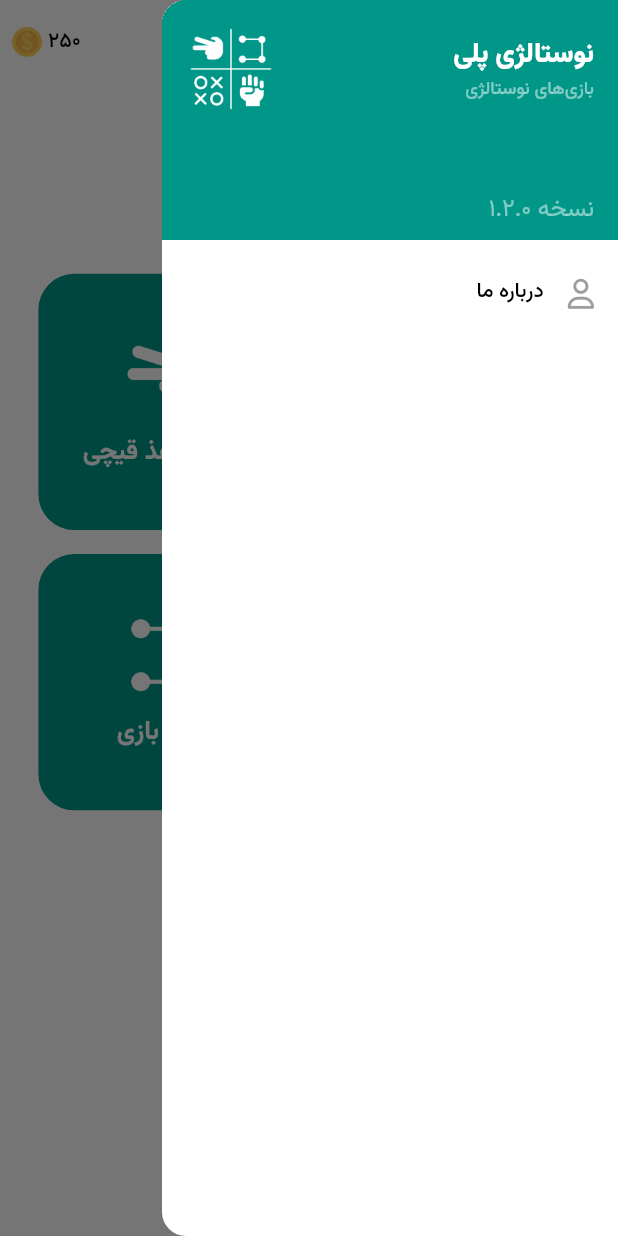
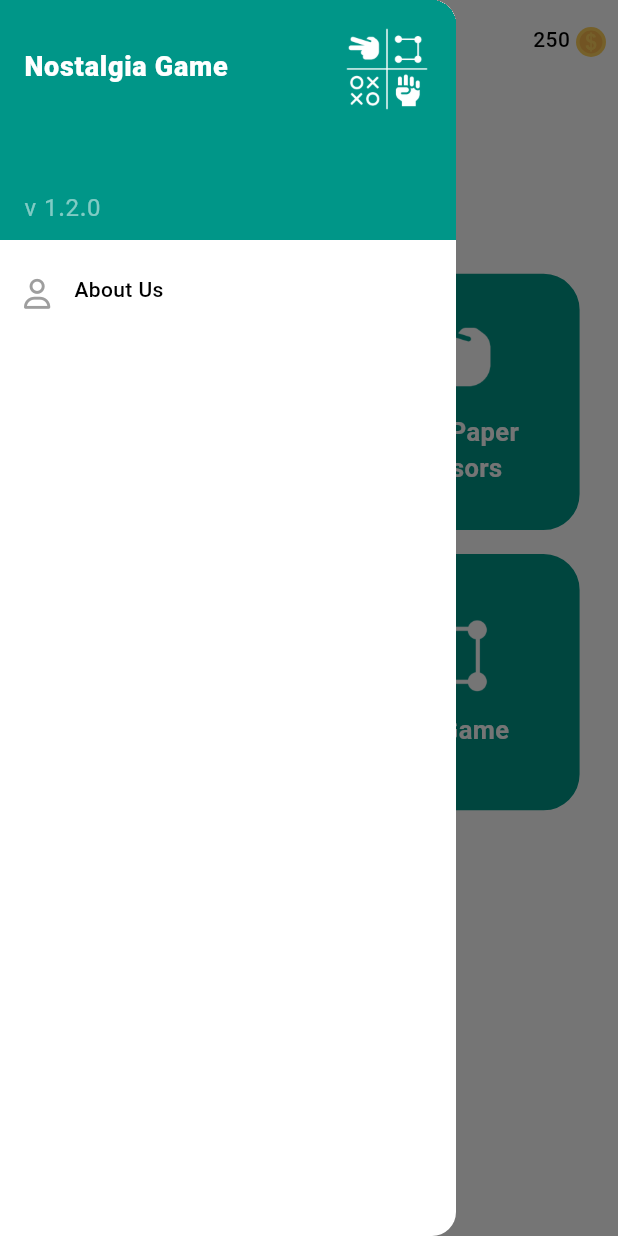
Before and after one commit to misagh1999/Nostalgia-Game, a Flutter app: the screen it shows after launch, with the side drawer open, on a phone screen of 412 x 824 dp. Run offline on Flutter 3.47's test engine with Material 3 defaults, Android fonts, the phone set to English and light mode, and no system bars; our stand-ins replace double_back_to_close_app, flutter_spinkit, flutter_svg, fluttertoast, font_awesome_flutter, get and 3 more; missing offline and left inert: android_intent_plus, shared_preferences_web; accounts and stored records are empty.

Commit message:
translated texts into English

```diff
--- a/lib/controllers/game_controller.dart
+++ b/lib/controllers/game_controller.dart
@@ -10,11 +10,11 @@ import '../routes/app_pages.dart';
 import '../widgets/dialog.dart';
 
 const ROBOT_ID = "99999999";
-const ROBOT_ALIAS = 'ربات';
+const ROBOT_ALIAS = 'Robot';
 
 class GameController extends GetxController {
-  RxString gameTitle = "بازی".obs;
-  RxString gameDescription = "توضیحات این بازی که خوب است.".obs;
+  RxString gameTitle = "Game".obs;
+  RxString gameDescription = "Game Description".obs;
 
   RxBool isFinishedGame = false.obs;
 
@@ -31,11 +31,11 @@ class GameController extends GetxController {
 
     if (homeController.totalScore.value <
         homeController.currentTypeScore.value) {
-      result = 'مجموع امتیاز شما برای بازی کافی نیست';
+      result = 'Your Total score is not enough';
     }
 
     if (aliasTextController.text.trim() == "") {
-      result = 'نام مستعار خود را وارد کنید';
+      result = 'Please enter your name';
     }
 
     return result.obs;
@@ -43,18 +43,18 @@ class GameController extends GetxController {
 
   RxBool isYourTurn = false.obs;
   Rx<Color> yourColor = lightGreyColor!.obs;
-  RxString yourAlias = "شما".obs;
+  RxString yourAlias = "You".obs;
   RxInt yourLive = 3.obs;
 
   RxString yourId = "".obs;
 
   RxBool isRivalTurn = false.obs;
   Rx<Color> rivalColor = lightGreyColor!.obs;
-  RxString rivalAlias = "حریف".obs;
+  RxString rivalAlias = "Rival".obs;
   RxInt rivalLive = 3.obs;
   RxString rivalId = "".obs;
 
-  RxString rivalStatusStr = "حریف شما در حال انتخاب است".obs;
+  RxString rivalStatusStr = "Your rival is selecting".obs;
   RxBool isLoadingRival = false.obs;
 
   late StatelessWidget mainBodyWidget;
@@ -71,10 +71,10 @@ class GameController extends GetxController {
     myGameType = Get.arguments['game'] as MyGameType;
 
     if (myGameType == MyGameType.fillEmpty) {
-      gameTitle.value = 'گل یا پوچ';
+      gameTitle.value = 'Guess Box';
       gameDescription.value = READY_DESC_FE;
     } else if (myGameType == MyGameType.handRock) {
-      gameTitle.value = 'سنگ کاغذ قیچی';
+      gameTitle.value = 'Rock Paper Scissors';
       gameDescription.value = READY_DESC_HAND_ROCK;
     }
 
@@ -88,8 +88,8 @@ class GameController extends GetxController {
 
   onWillPop() {
     showMyDialog(
-        title: 'خروج از بازی',
-        message: 'آیا برای خروج اطمینان دارید؟',
+        title: 'Exit',
+        message: 'Are you sure to exit',
         onCancel: () {
           Get.back();
         },
--- a/lib/main.dart
+++ b/lib/main.dart
@@ -17,16 +17,9 @@ class MyApp extends StatelessWidget {
   @override
   Widget build(BuildContext context) {
     return GetMaterialApp(
-      title: 'گل یا پوچ',
-      localizationsDelegates: [
-        GlobalCupertinoLocalizations.delegate,
-        GlobalMaterialLocalizations.delegate,
-        GlobalWidgetsLocalizations.delegate,
-      ],
+      title: 'Nostalgia Game',
       debugShowCheckedModeBanner: false,
-      supportedLocales: [Locale("en", "US"), Locale("fa", "IR")],
       theme: lightThemeData(context),
-      locale: Locale("fa", "IR"),
       initialRoute: Routes.WELCOME,
       getPages: AppPages.pages,
       defaultTransition: Transition.fadeIn,
--- a/lib/screens/body_game/components/fill_empty_box_widget.dart
+++ b/lib/screens/body_game/components/fill_empty_box_widget.dart
@@ -4,7 +4,6 @@ import 'package:get/get.dart';
 
 import '../../../constants.dart';
 import '../../../controllers/fill_empty_controller.dart';
-import '../../../utils/utils.dart';
 
 class FillEmptyBoxWidget extends StatelessWidget {
   FillEmptyBoxWidget({
@@ -28,8 +27,7 @@ class FillEmptyBoxWidget extends StatelessWidget {
           height: Get.width / 2.75,
           width: Get.width / 2.75,
           decoration: BoxDecoration(
-              color: Colors.grey[200],
-              borderRadius: BorderRadius.circular(24)),
+              color: Colors.grey[200], borderRadius: BorderRadius.circular(24)),
           child: Center(
               child: Column(
             mainAxisAlignment: MainAxisAlignment.center,
@@ -40,7 +38,7 @@ class FillEmptyBoxWidget extends StatelessWidget {
                       ? controller.box1Color.value
                       : controller.box2Color.value),
               Text(
-                replacePersianNum('جعبه ' + boxNumber.toString()),
+                'Box ' + boxNumber.toString(),
                 style: TextStyle(
                     fontFamily: Fonts.Black,
                     fontSize: 20,
--- a/lib/screens/body_game/hand_rock_body.dart
+++ b/lib/screens/body_game/hand_rock_body.dart
@@ -23,7 +23,7 @@ class HandRockBody extends StatelessWidget {
               children: [
                 Spacer(),
                 _buildSelectedOption(
-                    title: 'انتخاب شما',
+                    title: 'Your Turn',
                     color: controller.yourOptionColor.value,
                     icon: controller.yourOptionIcon.value,
                     isSelecting:
@@ -32,7 +32,7 @@ class HandRockBody extends StatelessWidget {
                   flex: 2,
                 ),
                 _buildSelectedOption(
-                    title: 'انتخاب حریف',
+                    title: 'Rival Turn',
                     color: controller.rivalOptionColor.value,
                     icon: controller.rivalOptionIcon.value,
                     isSelecting: controller.rivalStatus.value ==
@@ -44,7 +44,7 @@ class HandRockBody extends StatelessWidget {
               height: 16,
             ),
             Divider(),
-            Text('گزینه خود را انتخاب کنید'),
+            Text('Please Choose Your Option'),
             SizedBox(
               height: 12,
             ),
--- a/lib/screens/home/components/home_button_widget.dart
+++ b/lib/screens/home/components/home_button_widget.dart
@@ -44,6 +44,7 @@ class HomeButtonWidget extends StatelessWidget {
                 ),
                 Text(
                   title,
+                  textAlign: TextAlign.center,
                   style: TextStyle(
                       color: Colors.white,
                       fontFamily: Fonts.Bold,
--- a/lib/screens/home/components/my_drawer.dart
+++ b/lib/screens/home/components/my_drawer.dart
@@ -1,7 +1,6 @@
 import 'package:flutter/material.dart';
 import 'package:font_awesome_flutter/font_awesome_flutter.dart';
 import 'package:get/get.dart';
-import 'package:handy_dandy_app/widgets/dialog.dart';
 
 import '../../../constants.dart';
 import '../../../utils/utils.dart';
@@ -24,18 +23,11 @@ Drawer buildMyDrawer() {
                       crossAxisAlignment: CrossAxisAlignment.start,
                       children: [
                         Text(
-                          'نوستالژی پلی',
+                          'Nostalgia Game',
                           style: TextStyle(
                               color: Colors.white,
                               fontFamily: Fonts.Black,
                               fontSize: 18),
-                        ),
-                        Text(
-                          'بازی‌های نوستالژی',
-                          style: TextStyle(
-                              fontFamily: Fonts.Medium,
-                              fontSize: 12,
-                              color: Colors.white.withOpacity(0.5)),
                         ),
                       ],
                     ),
@@ -52,9 +44,7 @@ Drawer buildMyDrawer() {
                     future: getVersionNumber(),
                     builder: (context, snapshot) {
                       if (snapshot.hasData) {
-                        return Text(
-                            replacePersianNum(
-                                "نسخه " + (snapshot.data as String)),
+                        return Text("v " + (snapshot.data as String),
                             style: TextStyle(
                               color: Colors.white.withOpacity(0.5),
                             ));
@@ -65,16 +55,16 @@ Drawer buildMyDrawer() {
               ],
             )),
         _buildNavMenuItem(
-            title: 'درباره ما',
+            title: 'About Us',
             icon: FontAwesomeIcons.user,
             press: () {
               Get.back();
               Get.defaultDialog(
-                  title: "درباره ما",
-                  middleText: "برنامه‌نویس: محمدحسین میثاق‌پور" +
+                  title: "About Us",
+                  middleText: "Developed by M. Misaghpour" +
                       "\n" +
                       "misagh1999@gmail.com",
-                  textCancel: "بستن",
+                  textCancel: "close",
                   cancelTextColor: primaryColor);
             }),
       ],
--- a/lib/screens/home/home_screen.dart
+++ b/lib/screens/home/home_screen.dart
@@ -1,13 +1,11 @@
 import 'package:double_back_to_close_app/double_back_to_close_app.dart';
 import 'package:flutter/material.dart';
 import 'package:flutter_svg/svg.dart';
-import 'package:font_awesome_flutter/font_awesome_flutter.dart';
 import 'package:get/get.dart';
 import 'package:handy_dandy_app/constants.dart';
 import 'package:handy_dandy_app/controllers/game_controller.dart';
 import 'package:handy_dandy_app/controllers/home_controller.dart';
 import 'package:handy_dandy_app/routes/app_pages.dart';
-import 'package:handy_dandy_app/utils/utils.dart';
 
 import '../../widgets/app_bar.dart';
 import 'components/home_button_widget.dart';
@@ -21,12 +19,12 @@ class HomeScreen extends StatelessWidget {
   @override
   Widget build(BuildContext context) {
     return Scaffold(
-      appBar: buildMyAppBar(title: 'نوستالژی پلی'),
+      appBar: buildMyAppBar(title: 'Nostalgia Game'),
       drawer: buildMyDrawer(),
       body: DoubleBackToCloseApp(
         snackBar: SnackBar(
           content: Text(
-            'برای خروج دوباره دکمه بازگشت را بفشارید',
+            'Please Press Back Button Again to Exit',
             style: TextStyle(fontFamily: Fonts.Regular),
           ),
         ),
@@ -44,7 +42,7 @@ class HomeScreen extends StatelessWidget {
                   children: [
                     Spacer(),
                     HomeButtonWidget(
-                      title: 'گل یا پوچ',
+                      title: 'Guess Box',
                       imagePath: 'assets/images/fill_empty.png',
                       press: () {
                         Get.toNamed(Routes.READY_GAME,
@@ -55,7 +53,7 @@ class HomeScreen extends StatelessWidget {
                       flex: 2,
                     ),
                     HomeButtonWidget(
-                      title: 'سنگ کاغذ قیچی',
+                      title: 'Rock Paper Scissors',
                       imagePath: 'assets/images/scissors.png',
                       press: () {
                         Get.toNamed(Routes.READY_GAME,
@@ -72,12 +70,12 @@ class HomeScreen extends StatelessWidget {
                   children: [
                     Spacer(),
                     HomeButtonWidget(
-                      title: 'دوز',
+                      title: 'Tic Tac Toe',
                       imagePath: 'assets/images/tick_tok_took.png',
                       press: () {
                         if (!Get.isSnackbarOpen)
-                          Get.snackbar('بازی دوز',
-                              'این بازی در آپدیت‌های جدید ارائه می‌شود.',
+                          Get.snackbar('Tic Tac Toe Game',
+                              'This game will be availble in next updates',
                               snackPosition: SnackPosition.BOTTOM,
                               backgroundColor: Colors.black,
                               colorText: Colors.white,
@@ -88,12 +86,12 @@ class HomeScreen extends StatelessWidget {
                       flex: 2,
                     ),
                     HomeButtonWidget(
-                      title: 'نقطه بازی',
+                      title: 'Dot Game',
                       imagePath: 'assets/images/dote_game.png',
                       press: () {
                         if (!Get.isSnackbarOpen)
-                          Get.snackbar('بازی نقطه بازی',
-                              'این بازی در آپدیت‌های جدید ارائه می‌شود.',
+                          Get.snackbar('Dot Game',
+                              'This game will be availble in next updates',
                               snackPosition: SnackPosition.BOTTOM,
                               backgroundColor: Colors.black,
                               colorText: Colors.white,
@@ -125,7 +123,7 @@ class HomeScreen extends StatelessWidget {
                         ),
                         SizedBox(height: 8),
                         Text(
-                          'قرعه کشی روزانه',
+                          'Daily Lottery',
                           style:
                               TextStyle(fontFamily: Fonts.Bold, fontSize: 18),
                         ),
--- a/lib/screens/ready_game/components/score_type_button.dart
+++ b/lib/screens/ready_game/components/score_type_button.dart
@@ -2,7 +2,6 @@ import 'package:flutter/material.dart';
 import 'package:flutter_svg/svg.dart';
 
 import '../../../constants.dart';
-import '../../../utils/utils.dart';
 import 'package:get/get.dart';
 
 class ScoreTypeButton extends StatelessWidget {
@@ -52,7 +51,7 @@ class ScoreTypeButton extends StatelessWidget {
                         ),
                       )),
             Text(
-              replacePersianNum(score),
+              score,
               style: TextStyle(
                   fontFamily: Fonts.Bold,
                   fontSize: 24,
--- a/lib/screens/welcome/welcome_screen.dart
+++ b/lib/screens/welcome/welcome_screen.dart
@@ -26,14 +26,12 @@ class WelcomeScreen extends StatelessWidget {
             height: 16,
           ),
           Text(
-            'نوستالژی پلی',
+            'Nostalgia Game',
             style: TextStyle(fontFamily: Fonts.Black, fontSize: 24),
           ),
-          Text(
-            'بازی‌های نوستالژی',
-            style: TextStyle(fontFamily: Fonts.Bold, fontSize: 20, color: Colors.grey),
+          SizedBox(
+            height: 16,
           ),
-          SizedBox(height: 16,),
           Container(
             width: 48,
             height: 48,
@@ -44,15 +42,14 @@ class WelcomeScreen extends StatelessWidget {
           ),
           Spacer(),
           Text(
-            'برنامه‌نویس: محمدحسین میثاق‌پور',
+            'Developed by Mohammadhossein Misaghpour',
             style: TextStyle(color: Colors.grey),
           ),
           FutureBuilder(
               future: getVersionNumber(),
               builder: (context, snapshot) {
                 if (snapshot.hasData) {
-                  return Text(replacePersianNum(
-                    "نسخه " + (snapshot.data as String)),
+                  return Text("v " + (snapshot.data as String),
                       style: TextStyle(
                         color: Colors.grey,
                       ));
--- a/lib/widgets/app_bar.dart
+++ b/lib/widgets/app_bar.dart
@@ -24,9 +24,7 @@ AppBar buildMyAppBar({required String title}) {
           children: [
             Obx(
               () => Text(
-                replacePersianNum(
-                  controller.totalScore.toString(),
-                ),
+                controller.totalScore.toString(),
                 style: TextStyle(fontFamily: Fonts.Medium),
               ),
             ),
```
Also changed, not shown: lib/screens/daily_lottery/daily_lottery_screen.dart (+6 -8 lines), lib/screens/finish_game/finish_game_screen.dart (+5 -5 lines), lib/screens/main_game/main_game_screen.dart (+4 -7 lines), lib/screens/ready_game/ready_game_screen.dart (+5 -6 lines), lib/utils/utils.dart (+0 -11 lines).
